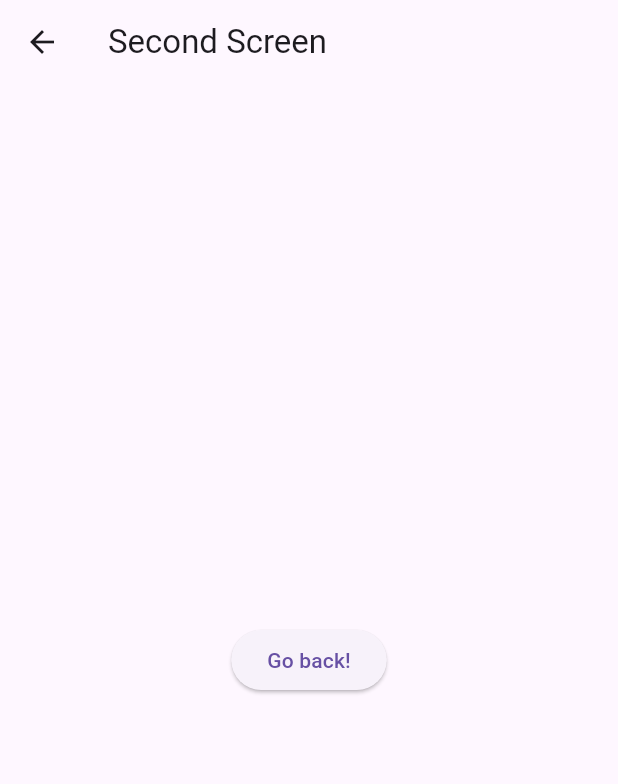
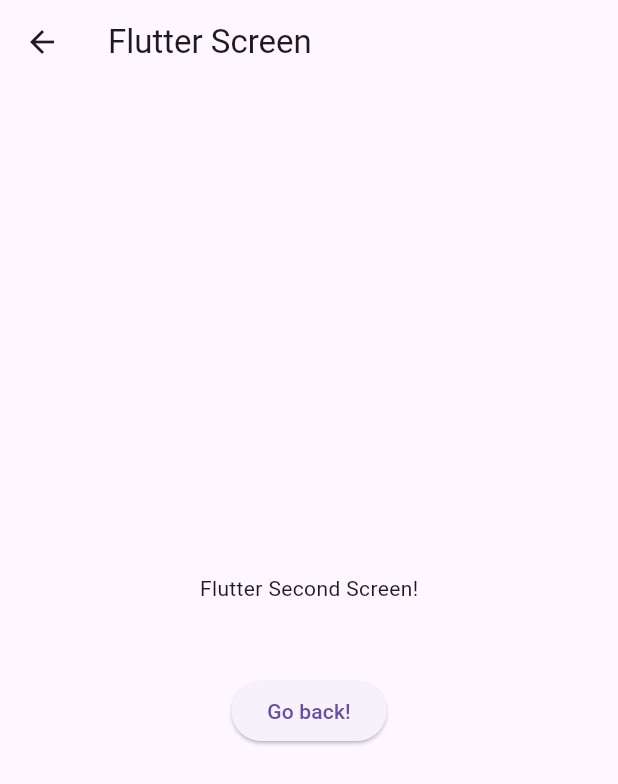
Before and after one commit to roger-zhang-eng/flutter-iOS-Integration, a Flutter app: the SecondScreen screen opened by its route, on a phone screen of 412 x 824 dp. Shown: the top 784 px of the screen. Run offline on Flutter 3.47's test engine with Material 3 defaults, Android fonts, the phone set to English and light mode, and no system bars.

Commit message:
Update and refactor

```diff
--- a/flutter_module/lib/Screens/route_screens.dart
+++ b/flutter_module/lib/Screens/route_screens.dart
@@ -1,4 +1,5 @@
 import 'package:flutter/material.dart';
+import 'package:flutter/services.dart';
 
 class FirstScreen extends StatelessWidget {
   const FirstScreen({super.key});
@@ -22,22 +23,91 @@ class FirstScreen extends StatelessWidget {
   }
 }
 
-class SecondScreen extends StatelessWidget {
-  const SecondScreen({super.key});
+class SecondScreen extends StatefulWidget {
+  const SecondScreen({
+    super.key,
+    required this.title,
+    required this.isRouted,
+  });
+
+  final String title;
+  final bool isRouted;
+
+  @override
+  State<SecondScreen> createState() => _SecondScreen(isRouted);
+}
+
+class _SecondScreen extends State<SecondScreen> {
+  _SecondScreen(this._isRouted);
+
+  final bool _isRouted;
+  final MethodChannel _platformChannel = const MethodChannel('app-channel');
+
+  String _updatedText = 'Flutter Second Screen!';
+
+  void fetchDataFromNative() async {
+    try {
+      final String result =
+          await _platformChannel.invokeMethod('getDataFromNative');
+      print('\nResult from Native: $result');
+      _updatedText = result;
+      setState(() {});
+    } on PlatformException catch (e) {
+      print('\nError: ${e.message}');
+    }
+  }
+
+  void dismissScreen(BuildContext context) async {
+    if (_isRouted) {
+      Navigator.pop(context);
+    } else {
+      final String result =
+          await _platformChannel.invokeMethod('dismissScreen');
+      print('Result - $result \n');
+      _updatedText = result;
+      setState(() {});
+    }
+  }
+
+  @override
+  void dispose() {
+    print('Second Screen is disposed! \n');
+    super.dispose();
+  }
 
   @override
   Widget build(BuildContext context) {
+    ElevatedButton fetchButton = ElevatedButton(
+      onPressed: () {
+        print('Fetch button is tapped! \n');
+        fetchDataFromNative();
+      },
+      child: Text('Fetch native data'),
+    );
+
+    ElevatedButton backButton = ElevatedButton(
+      onPressed: () {
+        dismissScreen(context);
+      },
+      child: const Text('Go back!'),
+    );
+
+    Padding padding = Padding(padding: EdgeInsets.all(8.0));
+
     return Scaffold(
       appBar: AppBar(
-        title: const Text('Second Screen'),
+        title: Text(widget.title),
       ),
       body: Center(
-        child: ElevatedButton(
-          onPressed: () {
-            // Navigate back to first screen when tapped.
-            Navigator.pop(context);
-          },
-          child: const Text('Go back!'),
+        child: Column(
+          mainAxisAlignment: MainAxisAlignment.center,
+          children: <Widget>[
+            Text(_updatedText),
+            const Padding(padding: EdgeInsets.all(8.0)),
+            _isRouted ? padding : fetchButton,
+            padding,
+            backButton,
+          ],
         ),
       ),
     );
```
Also changed, not shown: flutter_module/lib/main.dart (+6 -59 lines), 7 other files.
